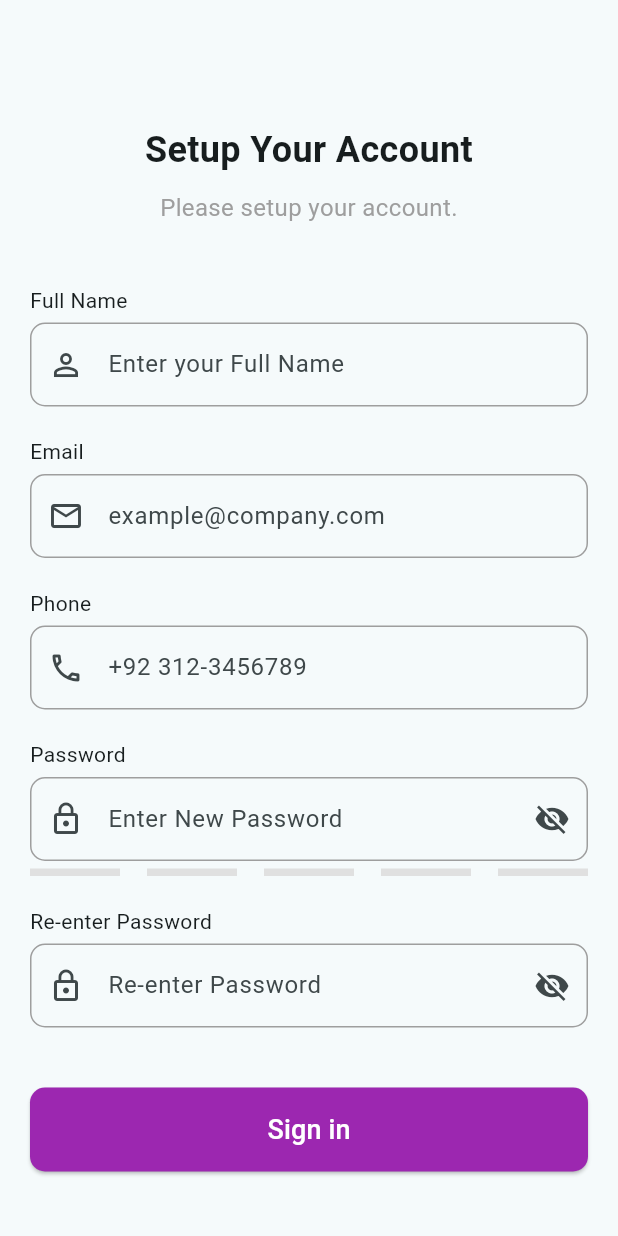
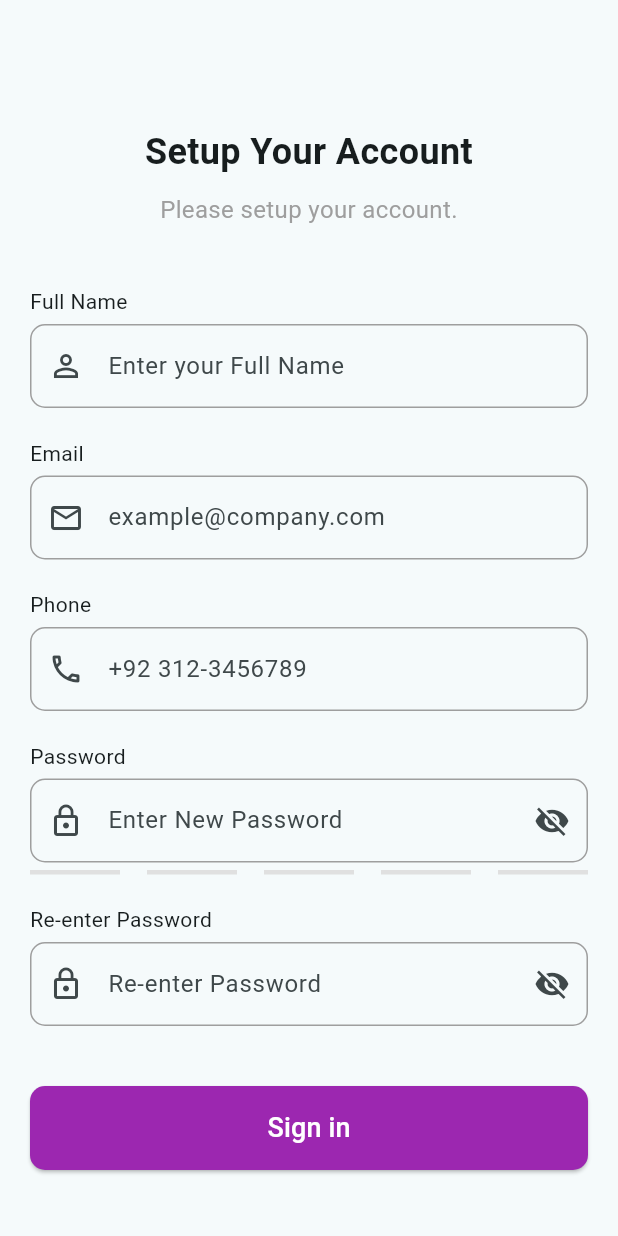
Before and after one commit to SaimSaudagar/Bachay.com, a Flutter app: the SetupAccountScreen screen opened directly, on a phone screen of 412 x 824 dp. Run offline on Flutter 3.47's test engine with Material 3 defaults, Android fonts, the light colour scheme and no system bars; our stand-ins replace flutter_svg, font_awesome_flutter.

Commit message:
better password bar

```diff
--- a/lib/Screens/Authentication/SignUp_Screen.dart
+++ b/lib/Screens/Authentication/SignUp_Screen.dart
@@ -243,7 +243,7 @@ class _SetupAccountScreenState extends State<SetupAccountScreen> {
                   mainAxisAlignment: MainAxisAlignment.spaceBetween,
                   children: List.generate(5, (index) {
                     return Container(
-                      height: 5,
+                      height: 3,
                       width: 60,
                       color: index < _passwordStrength
                           ? _getStrengthColor(_passwordStrength)
```
